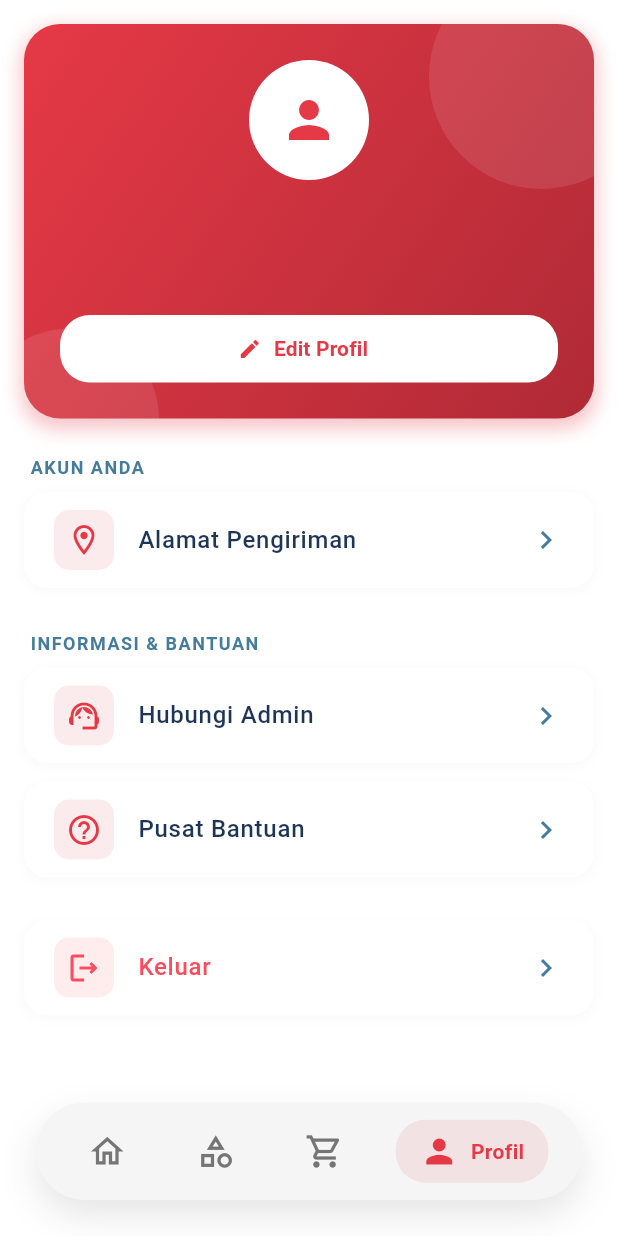
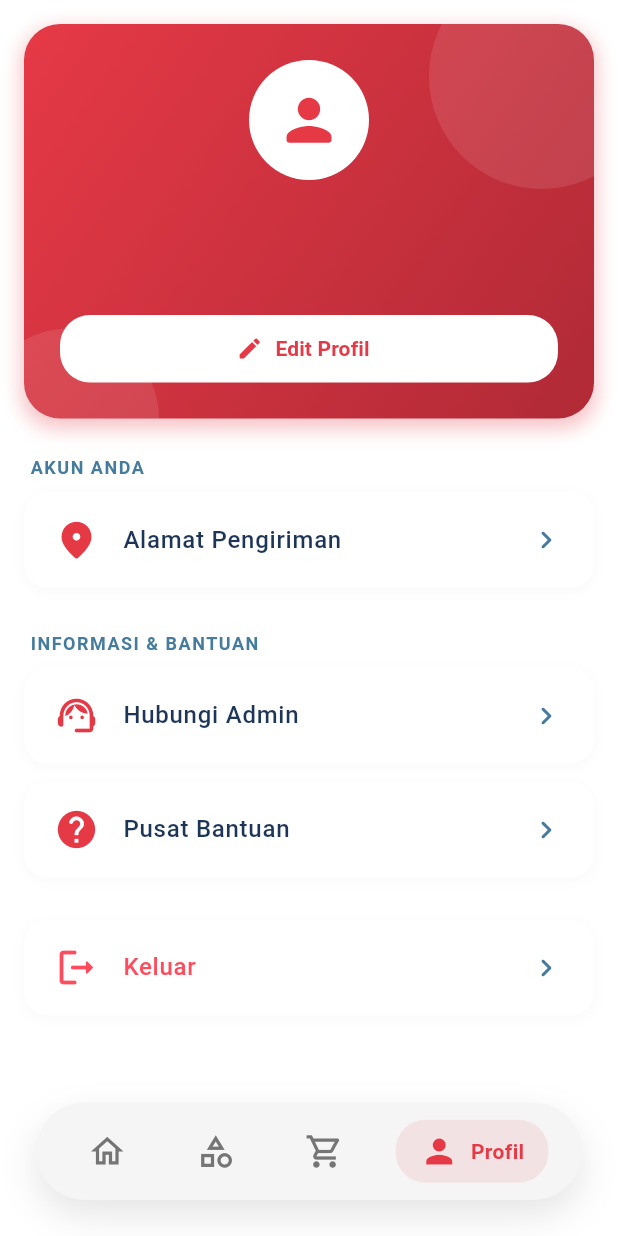
Before and after one commit to 4tmaa/HELIOT, a Flutter app: the MainNavigation screen opened directly, item 4 of the bottom bar chosen, on a phone screen of 412 x 824 dp. Run offline on Flutter 3.47's test engine with Material 3 defaults, Android fonts, the phone set to English and light mode, and no system bars; our stand-ins replace country_picker, firebase_core, firebase_messaging, flutter_dotenv, flutter_map, geocoding and 5 more; accounts and stored records are empty; generated files the repository leaves out were written again; network calls fail.

Commit message:
style: use rounded icons and remove icon borders in profile screen

```diff
--- a/lib/screens/profil_screen.dart
+++ b/lib/screens/profil_screen.dart
@@ -105,25 +105,25 @@ class _ProfilScreenState extends State<ProfilScreen> {
                   const SizedBox(height: 24),
                   _buildSectionHeader('Akun Anda'),
                   _buildMenuTile(
-                    icon: Icons.location_on_outlined,
+                    icon: Icons.location_on_rounded,
                     title: 'Alamat Pengiriman',
                     onTapAction: () => navigateToPage(const AlamatPengirimanScreen()),
                   ),
                   const SizedBox(height: 16),
                   _buildSectionHeader('Informasi & Bantuan'),
                   _buildMenuTile(
-                    icon: Icons.support_agent_outlined,
+                    icon: Icons.support_agent_rounded,
                     title: 'Hubungi Admin',
                     onTapAction: () => navigateToPage(const HubungiAdminScreen()),
                   ),
                   _buildMenuTile(
-                    icon: Icons.help_outline,
+                    icon: Icons.help_rounded,
                     title: 'Pusat Bantuan',
                     onTapAction: () => navigateToPage(const PusatBantuanScreen()),
                   ),
                   const SizedBox(height: 16),
                   _buildMenuTile(
-                    icon: Icons.logout_outlined,
+                    icon: Icons.logout_rounded,
                     title: 'Keluar',
                     isDestructive: true,
                     onTapAction: processLogout,
@@ -191,7 +191,7 @@ class _ProfilScreenState extends State<ProfilScreen> {
                   const CircleAvatar(
                     radius: 40,
                     backgroundColor: Colors.white,
-                    child: Icon(Icons.person, size: 40, color: _AppColors.primaryColor),
+                    child: Icon(Icons.person_rounded, size: 45, color: _AppColors.primaryColor),
                   ),
                   const SizedBox(height: 16),
                   Text(
@@ -218,7 +218,7 @@ class _ProfilScreenState extends State<ProfilScreen> {
                         initialEmail: userEmail,
                         initialAddress: userAddress,
                       )),
-                      icon: const Icon(Icons.edit, size: 16, color: _AppColors.primaryColor),
+                      icon: const Icon(Icons.edit_rounded, size: 18, color: _AppColors.primaryColor),
                       label: const Text(
                         'Edit Profil',
                         style: TextStyle(color: _AppColors.primaryColor, fontWeight: FontWeight.bold),
@@ -281,19 +281,12 @@ class _ProfilScreenState extends State<ProfilScreen> {
       ),
       child: ListTile(
         contentPadding: const EdgeInsets.symmetric(horizontal: 20, vertical: 4),
-        leading: Container(
-          padding: const EdgeInsets.all(8),
-          decoration: BoxDecoration(
-            color: iconColor.withOpacity(0.1),
-            borderRadius: BorderRadius.circular(10),
-          ),
-          child: Icon(icon, color: iconColor),
-        ),
+        leading: Icon(icon, color: iconColor, size: 30),
         title: Text(
           title,
           style: TextStyle(color: textColor, fontWeight: FontWeight.w500),
         ),
-        trailing: const Icon(Icons.chevron_right, color: _AppColors.secondaryTextColor),
+        trailing: const Icon(Icons.chevron_right_rounded, color: _AppColors.secondaryTextColor),
         onTap: onTapAction,
       ),
     );
```
